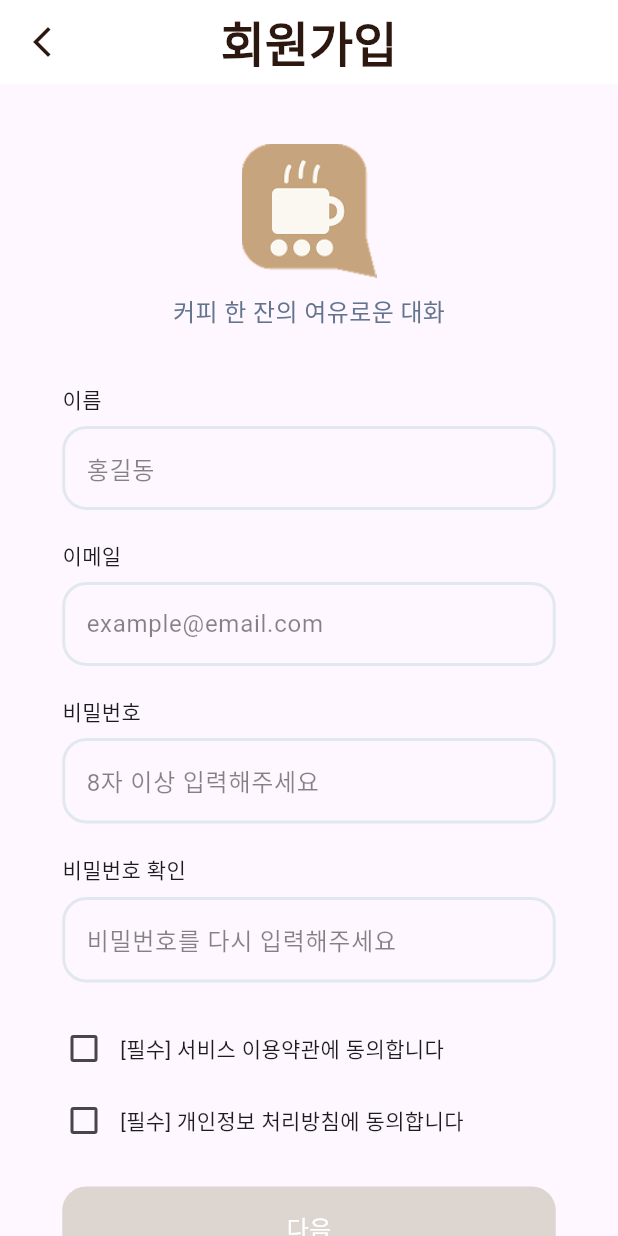
After one commit to project-A-A/AA-APP, a Flutter app: the screen it shows after launch, after a tap on "회원가입", on a phone screen of 412 x 824 dp. The commit adds this screen. Run offline on Flutter 3.47's test engine with Material 3 defaults, Android fonts, the phone set to English and light mode, and no system bars; our stand-ins replace flutter_svg; Roboto replaces fonts that are missing (NotoSansKR); project files that could hold a hidden picture were left out.

Commit message:
feat: signup 페이지 UI 퍼블리싱

```diff
--- a/lib/screen/login.dart
+++ b/lib/screen/login.dart
@@ -1,4 +1,6 @@
 import 'package:flutter/material.dart';
+import 'package:project_aa/screen/register.dart';
+import 'package:project_aa/screen/spalsh.dart';
 import 'package:project_aa/utils/utils.dart';
 
 class LoginScreen extends StatefulWidget {
@@ -60,13 +62,23 @@ class _LoginScreenState extends State<LoginScreen> {
                         fontWeight: FontWeight.w400,
                       ),
                     ),
-                    SizedBox(width: 8,),
-                    Text(
-                      '회원가입',
-                      style: TextStyle(
-                        color: Color(0xff4A2E1F),
-                        fontSize: 14,
-                        fontWeight: FontWeight.w600,
+                    SizedBox(
+                      width: 8,
+                    ),
+                    GestureDetector(
+                      onTap: () {
+                        Navigator.push(
+                          context,
+                          MaterialPageRoute(builder: (context) => RegisterScreen(),),
+                        );
+                      },
+                      child: Text(
+                        '회원가입',
+                        style: TextStyle(
+                          color: Color(0xff4A2E1F),
+                          fontSize: 14,
+                          fontWeight: FontWeight.w600,
+                        ),
                       ),
                     ),
                   ],
--- /dev/null
+++ b/lib/screen/register.dart
@@ -0,0 +1,146 @@
+import 'package:flutter/material.dart';
+import 'package:project_aa/utils/utils.dart';
+
+class RegisterScreen extends StatefulWidget {
+  const RegisterScreen({super.key});
+
+  @override
+  State<RegisterScreen> createState() => _RegisterScreenState();
+}
+
+class _RegisterScreenState extends State<RegisterScreen> {
+  final TextEditingController nameController = TextEditingController();
+  final TextEditingController emailController = TextEditingController();
+  final TextEditingController passwordController = TextEditingController();
+  final TextEditingController passwordCheckController = TextEditingController();
+  bool termsAgreed = false;
+  bool privacyAgreed = false;
+  final _formKey = GlobalKey<FormState>();
+
+  @override
+  Widget build(BuildContext context) {
+    return Scaffold(
+      resizeToAvoidBottomInset: false,
+      appBar: AppBar(
+        backgroundColor: Colors.white,
+        elevation: 0,
+        leading: IconButton(
+          icon: Icon(Icons.arrow_back_ios_new, color: Color(0xff2D1810)),
+          onPressed: () => Navigator.pop(context),
+        ),
+        centerTitle: true,
+        title: Text(
+          '회원가입',
+          style: TextStyle(
+            fontFamily: 'Noto Sans KR',
+            fontSize: 32,
+            fontWeight: FontWeight.w900,
+            color: Color(0xff2D1810),
+          ),
+        ),
+      ),
+      body: Align(
+        alignment: Alignment.bottomCenter,
+        child: SingleChildScrollView(
+          child: Padding(
+            padding: const EdgeInsets.symmetric(vertical: 24, horizontal: 32),
+            child: Form(
+              key: _formKey,
+              child: Column(
+                mainAxisSize: MainAxisSize.min,
+                children: [
+                  SizedBox(height: 16),
+                  Image.asset('assets/image/aa_logo.png', height: 90),
+                  SizedBox(height: 10),
+                  Text(
+                    '커피 한 잔의 여유로운 대화',
+                    style: TextStyle(
+                      color: Color(0xff62748E),
+                      fontWeight: FontWeight.w400,
+                      fontSize: 16,
+                    ),
+                  ),
+                  SizedBox(height: 36),
+                  Utils.aaTextfield(
+                    name: '이름',
+                    hint: '홍길동',
+                    controller: nameController,
+                  ),
+                  SizedBox(height: 20),
+                  Utils.aaTextfield(
+                    name: '이메일',
+                    hint: 'example@email.com',
+                    controller: emailController,
+                  ),
+                  SizedBox(height: 20),
+                  Utils.aaTextfield(
+                    name: '비밀번호',
+                    hint: '8자 이상 입력해주세요',
+                    controller: passwordController,
+                  ),
+                  SizedBox(height: 20),
+                  Utils.aaTextfield(
+                    name: '비밀번호 확인',
+                    hint: '비밀번호를 다시 입력해주세요',
+                    controller: passwordCheckController,
+                  ),
+                  SizedBox(height: 20),
+                  Row(
+                    children: [
+                      Checkbox(
+                        value: termsAgreed,
+                        onChanged: (val) => setState(() => termsAgreed = val!),
+                        activeColor: Color(0xff4A2E1F),
+                      ),
+                      const Text('[필수] 서비스 이용약관에 동의합니다'),
+                    ],
+                  ),
+                  Row(
+                    children: [
+                      Checkbox(
+                        value: privacyAgreed,
+                        onChanged: (val) => setState(() => privacyAgreed = val!),
+                        activeColor: Color(0xff4A2E1F),
+                      ),
+                      const Text('[필수] 개인정보 처리방침에 동의합니다'),
+                    ],
+                  ),
+                  SizedBox(height: 20),
+                  GestureDetector(
+                    onTap: (termsAgreed && privacyAgreed)
+                        ? () {
+                            if (_formKey.currentState!.validate()) {
+                              // TODO: 실제 회원가입 로직 작성
+                            }
+                          }
+                        : null,
+                    child: Container(
+                      width: 329,
+                      height: 56,
+                      decoration: BoxDecoration(
+                        color: (termsAgreed && privacyAgreed)
+                            ? const Color(0xff4A2E1F)
+                            : Color(0xffDDD5D0),
+                        borderRadius: BorderRadius.circular(16),
+                      ),
+                      alignment: Alignment.center,
+                      child: const Text(
+                        '다음',
+                        style: TextStyle(
+                          color: Colors.white,
+                          fontSize: 16,
+                          fontWeight: FontWeight.w400,
+                        ),
+                      ),
+                    ),
+                  ),
+                  SizedBox(height: 30),
+                ],
+              ),
+            ),
+          ),
+        ),
+      ),
+    );
+  }
+}
```
